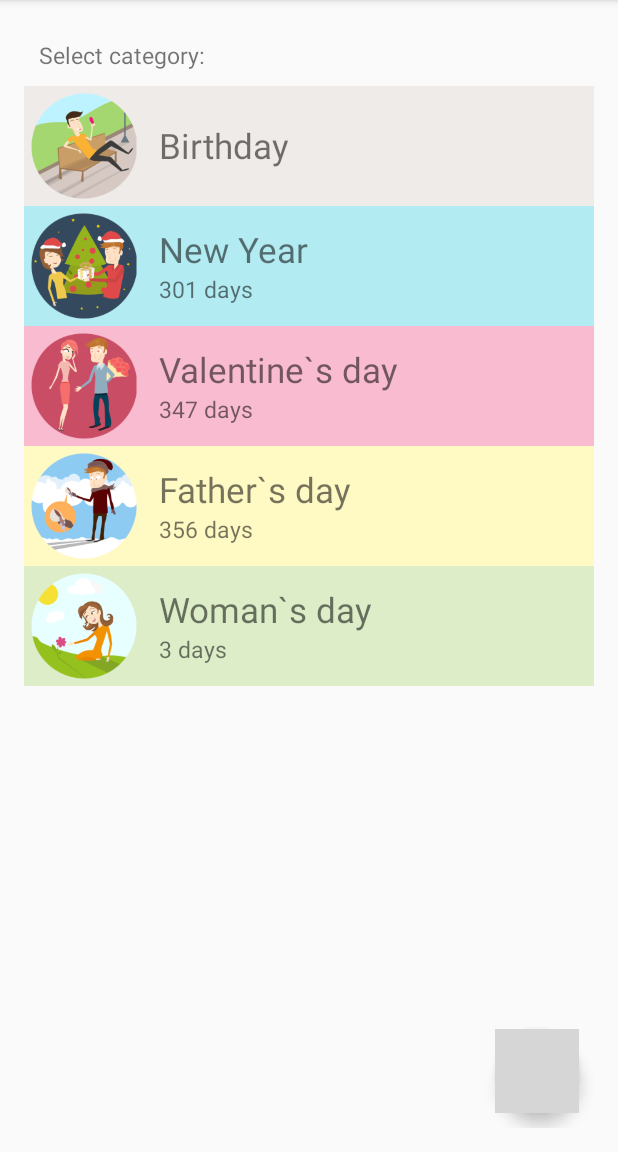
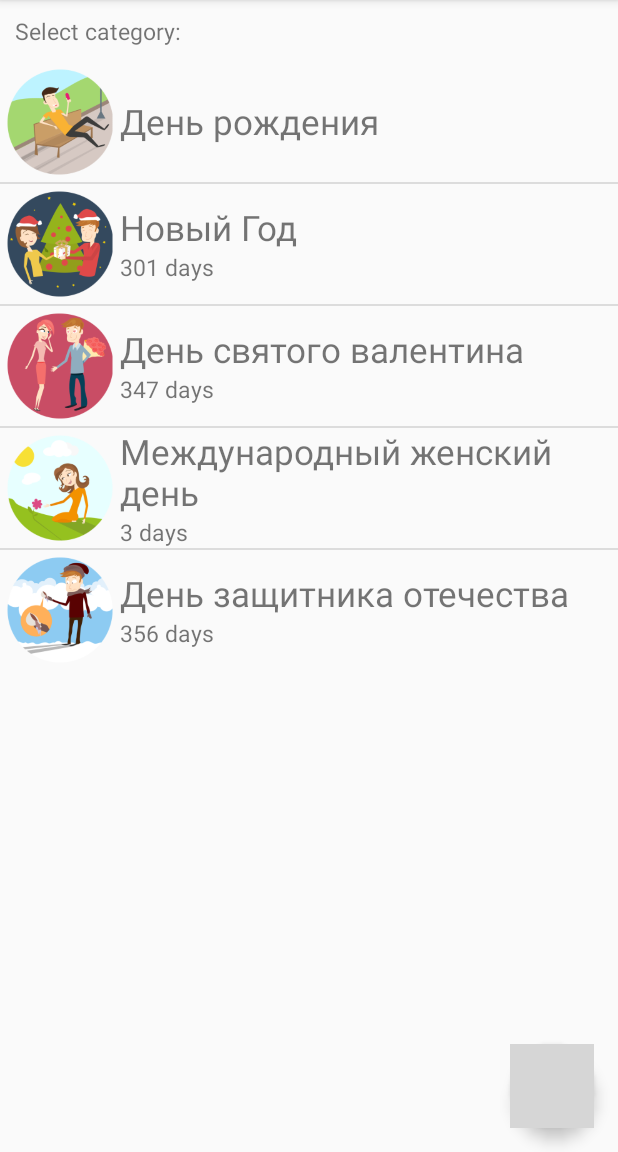
Before and after one commit to solandmedotru/Universal_Congratulator, an Android app: the MainActivity screen opened directly, with no data from a screen before it, on a phone screen of 412 x 824 dp, the part 84-1236 px from its top. Run offline under Robolectric (Android 15) with nearby library versions, the light colour scheme and no system bars; grey boxes are pictures that could not be loaded.

Commit message:
Реализовал список праздников с помошью ListView

```diff
--- a/app/src/main/java/ru/solandme/universal_congratulator/Holiday.java
+++ b/app/src/main/java/ru/solandme/universal_congratulator/Holiday.java
@@ -5,51 +5,53 @@ public class Holiday {
     public static final int FOR_HIM = 1;
     public static final int FOR_HER = 2;
 
-    int _id;
-    String holidayName;
-    String[] congratulates;
-    int pictureId;
-    int filter;
-    String description;
-    int day;
-    int month;
-    long daysToHoliday;
+    private String key;
+    private String displayHolidayName;
+    private String[] congratulates;
+    private int pictureId;
+    private int filter;
+    private String description;
+    private int day;
+    private int month;
+    private String daysToHoliday;
 
 
     public Holiday() {
     }
 
-    public Holiday(String holidayName, int day, int month, int pictureId, int filter, String description) {
-        this.holidayName = holidayName;
-        this.day = day;
-        this.month = month;
+    public Holiday(String key, String displayHolidayName, int pictureId, int filter, String description) {
+        this.key = key;
+        this.displayHolidayName = displayHolidayName;
         this.pictureId = pictureId;
         this.filter = filter;
         this.description = description;
     }
 
-    public int get_id() {
-        return _id;
-    }
-
-    public void set_id(int _id) {
-        this._id = _id;
-    }
-
-    public long getDaysToHoliday() {
-        return daysToHoliday;
-    }
-
-    public void setDaysToHoliday(long daysToHoliday) {
+    public Holiday(String key, String displayHolidayName, int pictureId, int filter, String description, int day, int month, String daysToHoliday) {
+        this.key = key;
+        this.displayHolidayName = displayHolidayName;
+        this.pictureId = pictureId;
+        this.filter = filter;
+        this.description = description;
+        this.day = day;
+        this.month = month;
         this.daysToHoliday = daysToHoliday;
     }
 
-    public String getHolidayName() {
-        return holidayName;
+    public String getKey() {
+        return key;
     }
 
-    public void setHolidayName(String holidayName) {
-        this.holidayName = holidayName;
+    public void setKey(String key) {
+        this.key = key;
+    }
+
+    public String getDisplayHolidayName() {
+        return displayHolidayName;
+    }
+
+    public void setDisplayHolidayName(String displayHolidayName) {
+        this.displayHolidayName = displayHolidayName;
     }
 
     public String[] getCongratulates() {
@@ -99,4 +101,12 @@ public class Holiday {
     public void setMonth(int month) {
         this.month = month;
     }
+
+    public String getDaysToHoliday() {
+        return daysToHoliday;
+    }
+
+    public void setDaysToHoliday(String daysToHoliday) {
+        this.daysToHoliday = daysToHoliday;
+    }
 }
--- a/app/src/main/java/ru/solandme/universal_congratulator/MainActivity.java
+++ b/app/src/main/java/ru/solandme/universal_congratulator/MainActivity.java
@@ -3,37 +3,43 @@ package ru.solandme.universal_congratulator;
 import android.content.Intent;
 
 import android.content.pm.PackageManager;
+import android.support.design.widget.FloatingActionButton;
 import android.support.design.widget.Snackbar;
 import android.support.v7.app.AppCompatActivity;
 import android.os.Bundle;
 import android.view.Menu;
 import android.view.MenuItem;
 import android.view.View;
-import android.widget.TextView;
+import android.widget.AdapterView;
+import android.widget.ListView;
 
 import java.util.ArrayList;
 import java.util.Calendar;
 import java.util.GregorianCalendar;
 import java.util.List;
 
+import ru.solandme.universal_congratulator.adapter.HolidayAdapter;
+
 public class MainActivity extends AppCompatActivity {
     public final static String EXTRA_MESSAGE = "ru.solandme.universal_congratulator.MESSAGE";
     public List<Holiday> holidayList;
+    public ListView holidayListView;
 
     @Override
     protected void onCreate(Bundle savedInstanceState) {
         super.onCreate(savedInstanceState);
-        setContentView(R.layout.activity_main);
+        setContentView(R.layout.holiday_list_activity);
         initializeData();
         initViews();
     }
 
-    public void initializeData(){
+    public void initializeData() {
         holidayList = new ArrayList<>();
-        holidayList.add(new Holiday("NewYear", 31, 12, R.drawable.ic_december, 0, "Новый Год - праздник"));
-        holidayList.add(new Holiday("Valentine", 14, 2, R.drawable.ic_february, 0, "День святого валентина - праздник"));
-        holidayList.add(new Holiday("WomanDay", 8, 3, R.drawable.ic_8march, 0, "Международный женский день - праздник"));
-        holidayList.add(new Holiday("MansDay", 23, 2, R.drawable.ic_23february, 0, "День защитника отечества - праздник"));
+        holidayList.add(new Holiday("Birthday", "День рождения", R.drawable.ic_birthday,  0, "День рождения"));
+        holidayList.add(new Holiday("NewYear", "Новый Год", R.drawable.ic_december, 0, "Новый Год", 31, 12, getDays(31, 12)));
+        holidayList.add(new Holiday("Valentine", "День святого валентина", R.drawable.ic_february, 0, "День святого валентина", 14, 2, getDays(14, 2)));
+        holidayList.add(new Holiday("WomanDay", "Международный женский день", R.drawable.ic_8march, 0, "Международный женский день", 8, 3, getDays(8, 3)));
+        holidayList.add(new Holiday("MansDay", "День защитника отечества", R.drawable.ic_23february, 0, "День защитника отечества", 23, 2, getDays(23, 2)));
     }
 
     @Override
@@ -61,16 +67,53 @@ public class MainActivity extends AppCompatActivity {
     }
 
     private void initViews() {
-        TextView textDaysForNewYear = (TextView) findViewById(R.id.textDaysForNewYear);
-        TextView textDaysForMansDay = (TextView) findViewById(R.id.textDaysForMansDay);
-        TextView textDaysForValentine = (TextView) findViewById(R.id.textDaysForValentine);
-        TextView textDaysForWomanDay = (TextView) findViewById(R.id.textDaysForWomanDay);
-        holidayList.get(0).getDay();
 
-        textDaysForNewYear.setText(getDays(holidayList.get(0).getDay(), holidayList.get(0).getMonth()));
-        textDaysForMansDay.setText(getDays(holidayList.get(3).getDay(), holidayList.get(3).getMonth()));
-        textDaysForValentine.setText(getDays(holidayList.get(1).getDay(), holidayList.get(1).getMonth()));
-        textDaysForWomanDay.setText(getDays(holidayList.get(2).getDay(), holidayList.get(2).getMonth()));
+        holidayListView = (ListView) findViewById(R.id.holidayListView);
+
+        HolidayAdapter adapter = new HolidayAdapter(this, holidayList);
+
+        holidayListView.setAdapter(adapter);
+
+        FloatingActionButton fb = (FloatingActionButton) findViewById(R.id.btnHolidaysCalendar);
+        fb.setOnClickListener(new View.OnClickListener() {
+            @Override
+            public void onClick(View v) {
+                Intent intent2 = new Intent(getApplicationContext(), CalendarActivity.class);
+                startActivity(intent2);
+            }
+        });
+
+        holidayListView.setOnItemClickListener(new AdapterView.OnItemClickListener() {
+            @Override
+            public void onItemClick(AdapterView<?> parent, View view, int position, long id) {
+                Intent intent = new Intent(getApplicationContext(), TextActivity.class);
+
+                switch (position) {
+                    case 0:
+                        intent.putExtra(EXTRA_MESSAGE, "Birthday");
+                        startActivity(intent);
+                        break;
+                    case 1:
+                        intent.putExtra(EXTRA_MESSAGE, "NewYear");
+                        startActivity(intent);
+                        break;
+                    case 2:
+                        intent.putExtra(EXTRA_MESSAGE, "Valentine");
+                        startActivity(intent);
+                        break;
+                    case 3:
+                        intent.putExtra(EXTRA_MESSAGE, "WomanDay");
+                        startActivity(intent);
+                        break;
+                    case 4:
+                        intent.putExtra(EXTRA_MESSAGE, "MansDay");
+                        startActivity(intent);
+                        break;
+                }
+
+            }
+        });
+
     }
 
     private String getDays(int day, int month) {
@@ -90,37 +133,4 @@ public class MainActivity extends AppCompatActivity {
             return " " + getString(R.string.textFinish);
         }
     }
-
-    public void onClick(View view) {
-
-        Intent intent = new Intent(getApplicationContext(), TextActivity.class);
-
-        switch (view.getId()) {
-            case R.id.birthday:
-                intent.putExtra(EXTRA_MESSAGE, "Birthday");
-                startActivity(intent);
-                break;
-            case R.id.newYear:
-                intent.putExtra(EXTRA_MESSAGE, "NewYear");
-                startActivity(intent);
-                break;
-            case R.id.valentine:
-                intent.putExtra(EXTRA_MESSAGE, "Valentine");
-                startActivity(intent);
-                break;
-            case R.id.womansDay:
-                intent.putExtra(EXTRA_MESSAGE, "WomanDay");
-                startActivity(intent);
-                break;
-            case R.id.mansDay:
-                intent.putExtra(EXTRA_MESSAGE, "MansDay");
-                startActivity(intent);
-                break;
-            case R.id.btnHolidaysCalendar:
-                Intent intent2 = new Intent(this, CalendarActivity.class);
-                startActivity(intent2);
-                break;
-        }
-    }
-
 }
--- /dev/null
+++ b/app/src/main/java/ru/solandme/universal_congratulator/adapter/HolidayAdapter.java
@@ -0,0 +1,73 @@
+package ru.solandme.universal_congratulator.adapter;
+
+import android.content.Context;
+import android.view.LayoutInflater;
+import android.view.View;
+import android.view.ViewGroup;
+import android.widget.BaseAdapter;
+import android.widget.ImageView;
+import android.widget.TextView;
+
+import java.util.List;
+
+import ru.solandme.universal_congratulator.Holiday;
+import ru.solandme.universal_congratulator.R;
+
+public class HolidayAdapter extends BaseAdapter {
+
+    private List<Holiday> holidayList;
+    private LayoutInflater layoutInflater;
+
+    public HolidayAdapter(Context context, List<Holiday> holidayList) {
+        this.holidayList = holidayList;
+        layoutInflater = (LayoutInflater) context.getSystemService(Context.LAYOUT_INFLATER_SERVICE);
+    }
+
+    @Override
+    public int getCount() {
+        return holidayList.size();
+    }
+
+    @Override
+    public Object getItem(int position) {
+        return holidayList.get(position);
+    }
+
+    @Override
+    public long getItemId(int position) {
+        return position;
+    }
+
+    @Override
+    public View getView(int position, View convertView, ViewGroup parent) {
+        View view =convertView;
+        if(view == null){
+            view = layoutInflater.inflate(R.layout.holiday_item_layout, parent, false);
+        }
+
+        Holiday holiday = getHoliday(position);
+
+        TextView textView = (TextView) view.findViewById(R.id.textDisplayHolidayName);
+        TextView textDays = (TextView) view.findViewById(R.id.textDays);
+        ImageView imageHoliday = (ImageView) view.findViewById(R.id.imageHoliday);
+
+        textView.setText(holiday.getDescription());
+
+        if (holiday.getKey().equals("Birthday")){
+            textDays.setVisibility(View.GONE);
+        } else {
+            textDays.setVisibility(View.VISIBLE);
+            textDays.setText(holiday.getDaysToHoliday());
+        }
+        imageHoliday.setImageResource(holiday.getPictureId());
+
+        return view;
+    }
+
+
+    private Holiday getHoliday(int position){
+
+        return (Holiday) getItem(position);
+
+    }
+}
--- a/app/src/main/res/layout/activity_main.xml
+++ b/app/src/main/res/layout/activity_main.xml
@@ -26,7 +26,6 @@
             <LinearLayout
                 android:layout_width="match_parent"
                 android:layout_height="wrap_content"
-                android:nestedScrollingEnabled="true"
                 android:orientation="vertical">
 
                 <TextView
--- /dev/null
+++ b/app/src/main/res/layout/holiday_item_layout.xml
@@ -0,0 +1,35 @@
+<?xml version="1.0" encoding="utf-8"?>
+<LinearLayout
+    android:layout_width="match_parent"
+    android:layout_height="wrap_content"
+    android:orientation="horizontal"
+    xmlns:android="http://schemas.android.com/apk/res/android">
+
+    <ImageView
+        android:id="@+id/imageHoliday"
+        android:layout_width="80dp"
+        android:layout_height="80dp"
+        android:scaleType="fitCenter" />
+
+    <LinearLayout
+        android:layout_width="match_parent"
+        android:layout_height="match_parent"
+        android:gravity="start|center"
+        android:orientation="vertical">
+
+        <TextView
+            android:id="@+id/textDisplayHolidayName"
+            android:layout_width="wrap_content"
+            android:layout_height="wrap_content"
+            android:text="@string/txt_holiday_name"
+            android:textSize="@dimen/txtSize"
+            android:textStyle="normal" />
+
+        <TextView
+            android:id="@+id/textDays"
+            android:layout_width="wrap_content"
+            android:layout_height="wrap_content"
+            android:text="@string/textDays"
+            android:textSize="15sp" />
+    </LinearLayout>
+</LinearLayout>
--- /dev/null
+++ b/app/src/main/res/layout/holiday_list_activity.xml
@@ -0,0 +1,43 @@
+<?xml version="1.0" encoding="utf-8"?>
+
+<android.support.design.widget.CoordinatorLayout xmlns:android="http://schemas.android.com/apk/res/android"
+    xmlns:app="http://schemas.android.com/apk/res-auto"
+    xmlns:tools="http://schemas.android.com/tools"
+    android:id="@+id/coordinatorLayout"
+    android:layout_width="match_parent"
+    android:layout_height="match_parent"
+    tools:context="ru.solandme.universal_congratulator.MainActivity">
+
+    <LinearLayout
+        android:layout_width="match_parent"
+        android:layout_height="wrap_content"
+        android:orientation="vertical">
+        <TextView
+            android:id="@+id/textView"
+            android:layout_width="match_parent"
+            android:layout_height="match_parent"
+            android:padding="10dp"
+            android:text="@string/first_header"
+            android:textSize="15sp" />
+        <ListView
+            android:id="@+id/holidayListView"
+            android:layout_width="match_parent"
+            android:layout_height="match_parent"
+            android:isScrollContainer="true"
+            tools:listitem="@layout/holiday_item_layout"/>
+    </LinearLayout>
+
+    <android.support.design.widget.FloatingActionButton
+        android:id="@+id/btnHolidaysCalendar"
+        android:layout_width="wrap_content"
+        android:layout_height="wrap_content"
+        android:layout_margin="16dp"
+        android:src="@drawable/ic_event_note_24dp"
+        app:backgroundTint="@color/colorPrimary"
+        app:elevation="6dp"
+        app:fabSize="normal"
+        android:layout_gravity="end|bottom"
+        app:pressedTranslationZ="12dp"
+        app:rippleColor="@color/colorAccent" />
+
+</android.support.design.widget.CoordinatorLayout>
--- a/app/src/main/res/values/strings.xml
+++ b/app/src/main/res/values/strings.xml
@@ -45,4 +45,5 @@
         <item quantity="other">%d days</item>
     </plurals>
     <string name="event_description_text">Event added from app: </string>
+    <string name="txt_holiday_name">Holiday name</string>
 </resources>
```
Also changed, not shown: app/src/main/java/ru/solandme/universal_congratulator/MyCalendar.java (deleted, +0 -48 lines), app/src/main/java/ru/solandme/universal_congratulator/TextActivity.java (+9 -6 lines), 1 other file.
